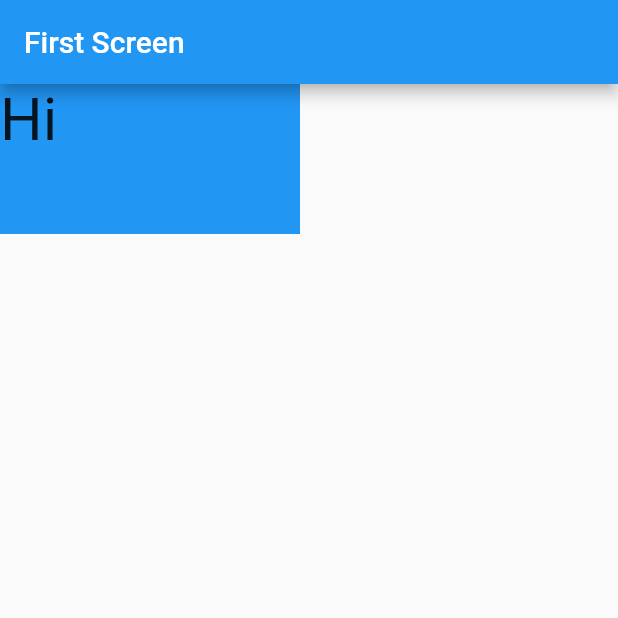
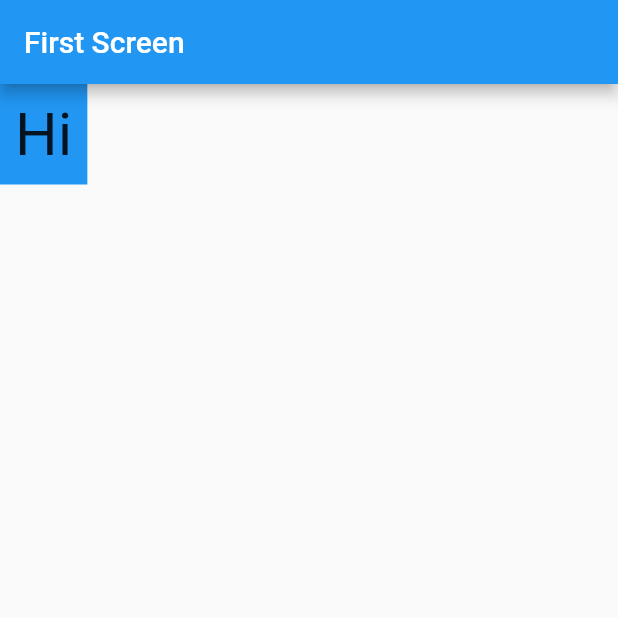
Before and after one commit to samani21/komponen-dasar-flutter, a Flutter app: the screen it shows after launch, on a phone screen of 412 x 824 dp, the top half of it. Run offline on Flutter 3.47's test engine with Material 2 defaults, Android fonts, the light colour scheme and no system bars.

Commit message:
padding pada container

```diff
--- a/lib/main.dart
+++ b/lib/main.dart
@@ -32,8 +32,7 @@ class FirstScreen extends StatelessWidget {
               style: TextStyle(fontSize: 40),
             ),
             color: Colors.blue,
-            width: 200,
-            height: 100,
+            padding: EdgeInsets.all(10),
           )
           ),
     );
```
